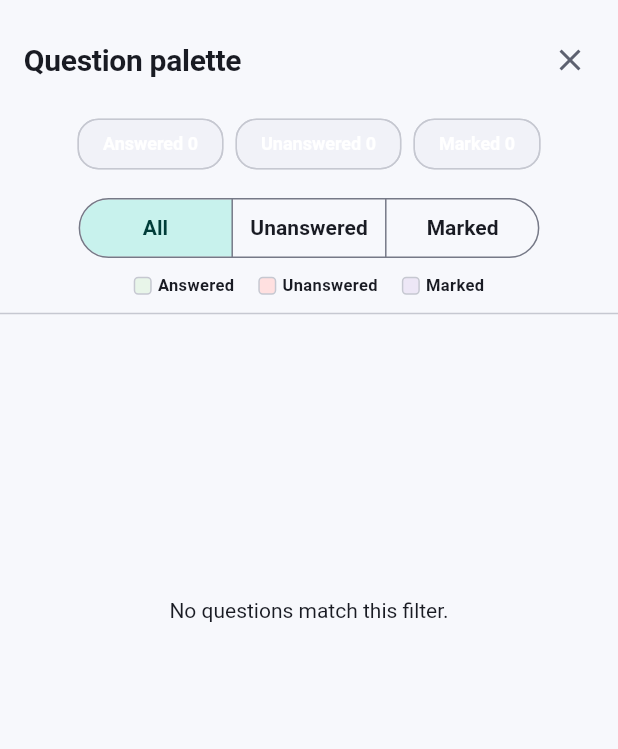
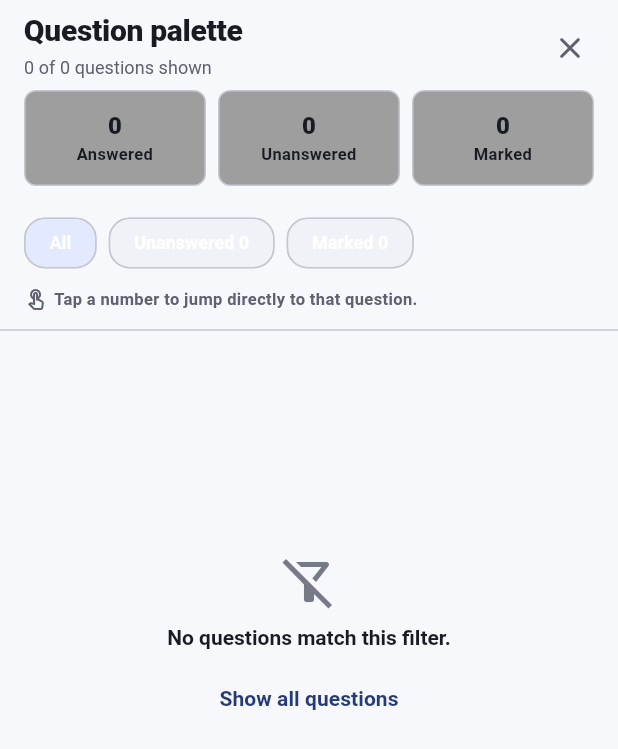
Before and after one commit to gurudhiman75-hash/examtreemobile, a Flutter app: the QuestionPaletteSheet widget shown alone on an empty page, opened directly with empty values, on a phone screen of 412 x 824 dp. Shown: the top 749 px of the screen. Run offline on Flutter 3.47's test engine with Material 3 defaults, Android fonts, the phone set to English and light mode, and no system bars; our stand-ins replace dio, firebase_auth, firebase_core, flutter_local_notifications, flutter_riverpod, flutter_timezone and 5 more; accounts and stored records are empty.

Commit message:
refactor(attempt): make question palette mobile-first

```diff
--- a/lib/features/test_attempt/presentation/widgets/question_palette_sheet.dart
+++ b/lib/features/test_attempt/presentation/widgets/question_palette_sheet.dart
@@ -26,6 +26,7 @@ class _QuestionPaletteSheetState extends State<QuestionPaletteSheet> {
 
   @override
   Widget build(BuildContext context) {
+    final theme = Theme.of(context);
     final summary = AttemptSubmissionSummary.fromStates(widget.states);
     final visible = <int>[
       for (var index = 0; index < widget.states.length; index++)
@@ -33,8 +34,8 @@ class _QuestionPaletteSheetState extends State<QuestionPaletteSheet> {
     ];
 
     return DraggableScrollableSheet(
-      initialChildSize: 0.72,
-      minChildSize: 0.48,
+      initialChildSize: 0.76,
+      minChildSize: 0.5,
       maxChildSize: 0.94,
       expand: false,
       builder: (context, controller) {
@@ -44,86 +45,127 @@ class _QuestionPaletteSheetState extends State<QuestionPaletteSheet> {
               Padding(
                 padding: const EdgeInsets.fromLTRB(
                   AppSpacing.md,
-                  AppSpacing.md,
                   AppSpacing.sm,
                   AppSpacing.sm,
+                  AppSpacing.xs,
                 ),
                 child: Row(
+                  crossAxisAlignment: CrossAxisAlignment.start,
                   children: [
                     Expanded(
-                      child: Text(
+                      child: Column(
+                        crossAxisAlignment: CrossAxisAlignment.start,
+                        children: [
+                          Text(
                             'Question palette',
-                        style: Theme.of(context).textTheme.titleLarge?.copyWith(
-                              fontWeight: FontWeight.bold,
+                            style: theme.textTheme.titleLarge?.copyWith(
+                              fontWeight: FontWeight.w800,
                             ),
+                          ),
+                          const SizedBox(height: AppSpacing.xs),
+                          Text(
+                            '${visible.length} of ${widget.states.length} questions shown',
+                            style: theme.textTheme.bodySmall?.copyWith(
+                              color: theme.colorScheme.onSurfaceVariant,
+                            ),
+                          ),
+                        ],
                       ),
                     ),
                     IconButton(
                       tooltip: 'Close palette',
                       onPressed: () => Navigator.pop(context),
-                      icon: const Icon(Icons.close),
+                      icon: const Icon(Icons.close_rounded),
                     ),
                   ],
                 ),
               ),
               Padding(
                 padding: const EdgeInsets.symmetric(horizontal: AppSpacing.md),
-                child: Wrap(
-                  spacing: AppSpacing.sm,
-                  runSpacing: AppSpacing.sm,
+                child: Row(
                   children: [
-                    _CountChip(label: 'Answered', count: summary.totalAnswered),
-                    _CountChip(
+                    Expanded(
+                      child: _CountTile(
+                        label: 'Answered',
+                        count: summary.totalAnswered,
+                        color: widget.statusColor(
+                          context,
+                          QuestionStatus.answered,
+                        ),
+                      ),
+                    ),
+                    const SizedBox(width: AppSpacing.sm),
+                    Expanded(
+                      child: _CountTile(
                         label: 'Unanswered',
                         count: summary.totalUnanswered,
+                        color: widget.statusColor(
+                          context,
+                          QuestionStatus.notAnswered,
                         ),
-                    _CountChip(label: 'Marked', count: summary.totalMarked),
+                      ),
+                    ),
+                    const SizedBox(width: AppSpacing.sm),
+                    Expanded(
+                      child: _CountTile(
+                        label: 'Marked',
+                        count: summary.totalMarked,
+                        color: widget.statusColor(
+                          context,
+                          QuestionStatus.markedForReview,
+                        ),
+                      ),
+                    ),
+                  ],
+                ),
+              ),
+              const SizedBox(height: AppSpacing.md),
+              SizedBox(
+                height: 44,
+                child: ListView(
+                  scrollDirection: Axis.horizontal,
+                  padding: const EdgeInsets.symmetric(horizontal: AppSpacing.md),
+                  children: [
+                    _PaletteFilterChip(
+                      label: 'All',
+                      selected: _filter == PaletteFilter.all,
+                      onSelected: () => setState(() => _filter = PaletteFilter.all),
+                    ),
+                    const SizedBox(width: AppSpacing.sm),
+                    _PaletteFilterChip(
+                      label: 'Unanswered ${summary.totalUnanswered}',
+                      selected: _filter == PaletteFilter.unanswered,
+                      onSelected: () =>
+                          setState(() => _filter = PaletteFilter.unanswered),
+                    ),
+                    const SizedBox(width: AppSpacing.sm),
+                    _PaletteFilterChip(
+                      label: 'Marked ${summary.totalMarked}',
+                      selected: _filter == PaletteFilter.marked,
+                      onSelected: () =>
+                          setState(() => _filter = PaletteFilter.marked),
+                    ),
                   ],
                 ),
               ),
               const SizedBox(height: AppSpacing.sm),
               Padding(
                 padding: const EdgeInsets.symmetric(horizontal: AppSpacing.md),
-                child: SegmentedButton<PaletteFilter>(
-                  showSelectedIcon: false,
-                  segments: const [
-                    ButtonSegment(
-                      value: PaletteFilter.all,
-                      label: Text('All'),
+                child: Row(
+                  children: [
+                    Icon(
+                      Icons.touch_app_outlined,
+                      size: 16,
+                      color: theme.colorScheme.onSurfaceVariant,
                     ),
-                    ButtonSegment(
-                      value: PaletteFilter.unanswered,
-                      label: Text('Unanswered'),
-                    ),
-                    ButtonSegment(
-                      value: PaletteFilter.marked,
-                      label: Text('Marked'),
-                    ),
-                  ],
-                  selected: {_filter},
-                  onSelectionChanged: (selection) {
-                    setState(() => _filter = selection.first);
-                  },
+                    const SizedBox(width: AppSpacing.xs),
+                    Expanded(
+                      child: Text(
+                        'Tap a number to jump directly to that question.',
+                        style: theme.textTheme.labelSmall?.copyWith(
+                          color: theme.colorScheme.onSurfaceVariant,
                         ),
                       ),
-              const SizedBox(height: AppSpacing.sm),
-              Padding(
-                padding: const EdgeInsets.symmetric(horizontal: AppSpacing.md),
-                child: Wrap(
-                  spacing: AppSpacing.md,
-                  runSpacing: AppSpacing.xs,
-                  children: const [
-                    _LegendItem(
-                      color: Color(0xFFE8F5E9),
-                      label: 'Answered',
-                    ),
-                    _LegendItem(
-                      color: Color(0xFFFFE0E0),
-                      label: 'Unanswered',
-                    ),
-                    _LegendItem(
-                      color: Color(0xFFEDE7F6),
-                      label: 'Marked',
                     ),
                   ],
                 ),
@@ -131,8 +173,8 @@ class _QuestionPaletteSheetState extends State<QuestionPaletteSheet> {
               const Divider(height: AppSpacing.lg),
               Expanded(
                 child: visible.isEmpty
-                    ? const Center(
-                        child: Text('No questions match this filter.'),
+                    ? _EmptyPaletteFilter(
+                        onShowAll: () => setState(() => _filter = PaletteFilter.all),
                       )
                     : GridView.builder(
                         controller: controller,
@@ -144,8 +186,8 @@ class _QuestionPaletteSheetState extends State<QuestionPaletteSheet> {
                         ),
                         gridDelegate:
                             const SliverGridDelegateWithMaxCrossAxisExtent(
-                          maxCrossAxisExtent: 64,
-                          mainAxisExtent: 52,
+                          maxCrossAxisExtent: 68,
+                          mainAxisExtent: 54,
                           crossAxisSpacing: AppSpacing.sm,
                           mainAxisSpacing: AppSpacing.sm,
                         ),
@@ -154,9 +196,12 @@ class _QuestionPaletteSheetState extends State<QuestionPaletteSheet> {
                           final index = visible[visibleIndex];
                           final status = widget.states[index].status;
                           final selected = index == widget.currentIndex;
+                          final statusColor = widget.statusColor(context, status);
                           return Semantics(
                             button: true,
-                            label: 'Question ${index + 1}, ${_statusLabel(status)}',
+                            selected: selected,
+                            label:
+                                'Question ${index + 1}, ${_statusLabel(status)}${selected ? ', current question' : ''}',
                             child: InkWell(
                               borderRadius:
                                   BorderRadius.circular(AppSpacing.radiusMd),
@@ -164,28 +209,31 @@ class _QuestionPaletteSheetState extends State<QuestionPaletteSheet> {
                                 Navigator.pop(context);
                                 widget.onQuestionSelected(index);
                               },
-                              child: Container(
+                              child: AnimatedContainer(
+                                duration: const Duration(milliseconds: 140),
                                 alignment: Alignment.center,
                                 decoration: BoxDecoration(
-                                  color: widget.statusColor(context, status),
+                                  color: statusColor,
                                   border: Border.all(
                                     color: selected
-                                        ? Theme.of(context).colorScheme.primary
-                                        : Theme.of(context)
-                                            .colorScheme
-                                            .outlineVariant,
+                                        ? theme.colorScheme.primary
+                                        : theme.colorScheme.outlineVariant,
                                     width: selected ? 3 : 1,
                                   ),
                                   borderRadius: BorderRadius.circular(
                                     AppSpacing.radiusMd,
                                   ),
                                 ),
+                                child: FittedBox(
+                                  fit: BoxFit.scaleDown,
                                   child: Text(
                                     '${index + 1}',
-                                  style: TextStyle(
+                                    style: theme.textTheme.titleSmall?.copyWith(
+                                      color: theme.colorScheme.onSurface,
                                       fontWeight: selected
-                                        ? FontWeight.bold
-                                        : FontWeight.w500,
+                                          ? FontWeight.w800
+                                          : FontWeight.w600,
+                                    ),
                                   ),
                                 ),
                               ),
@@ -202,43 +250,118 @@ class _QuestionPaletteSheetState extends State<QuestionPaletteSheet> {
   }
 }
 
-class _CountChip extends StatelessWidget {
-  const _CountChip({required this.label, required this.count});
+class _CountTile extends StatelessWidget {
+  const _CountTile({
+    required this.label,
+    required this.count,
+    required this.color,
+  });
 
   final String label;
   final int count;
+  final Color color;
 
   @override
   Widget build(BuildContext context) {
-    return Chip(label: Text('$label $count'));
+    final theme = Theme.of(context);
+    return Semantics(
+      label: '$label: $count',
+      excludeSemantics: true,
+      child: Container(
+        constraints: const BoxConstraints(minHeight: 64),
+        padding: const EdgeInsets.symmetric(
+          horizontal: AppSpacing.sm,
+          vertical: AppSpacing.sm,
+        ),
+        decoration: BoxDecoration(
+          color: color,
+          borderRadius: BorderRadius.circular(AppSpacing.radiusMd),
+          border: Border.all(color: theme.colorScheme.outlineVariant),
+        ),
+        child: Column(
+          mainAxisAlignment: MainAxisAlignment.center,
+          children: [
+            FittedBox(
+              fit: BoxFit.scaleDown,
+              child: Text(
+                '$count',
+                style: theme.textTheme.titleMedium?.copyWith(
+                  fontWeight: FontWeight.w800,
+                ),
+              ),
+            ),
+            const SizedBox(height: AppSpacing.xxs),
+            Text(
+              label,
+              maxLines: 1,
+              overflow: TextOverflow.ellipsis,
+              textAlign: TextAlign.center,
+              style: theme.textTheme.labelSmall,
+            ),
+          ],
+        ),
+      ),
+    );
   }
 }
 
-class _LegendItem extends StatelessWidget {
-  const _LegendItem({required this.color, required this.label});
+class _PaletteFilterChip extends StatelessWidget {
+  const _PaletteFilterChip({
+    required this.label,
+    required this.selected,
+    required this.onSelected,
+  });
 
-  final Color color;
   final String label;
+  final bool selected;
+  final VoidCallback onSelected;
 
   @override
   Widget build(BuildContext context) {
-    return Row(
+    return FilterChip(
+      selected: selected,
+      showCheckmark: false,
+      label: Text(label),
+      onSelected: (_) => onSelected(),
+    );
+  }
+}
+
+class _EmptyPaletteFilter extends StatelessWidget {
+  const _EmptyPaletteFilter({required this.onShowAll});
+
+  final VoidCallback onShowAll;
+
+  @override
+  Widget build(BuildContext context) {
+    final theme = Theme.of(context);
+    return Center(
+      child: Padding(
+        padding: const EdgeInsets.all(AppSpacing.xl),
+        child: Column(
           mainAxisSize: MainAxisSize.min,
           children: [
-        Container(
-          width: 12,
-          height: 12,
-          decoration: BoxDecoration(
-            color: color,
-            borderRadius: BorderRadius.circular(3),
-            border: Border.all(
-              color: Theme.of(context).colorScheme.outlineVariant,
+            Icon(
+              Icons.filter_alt_off_outlined,
+              size: 40,
+              color: theme.colorScheme.outline,
+            ),
+            const SizedBox(height: AppSpacing.sm),
+            Text(
+              'No questions match this filter.',
+              textAlign: TextAlign.center,
+              style: theme.textTheme.titleSmall?.copyWith(
+                fontWeight: FontWeight.w700,
               ),
             ),
+            const SizedBox(height: AppSpacing.sm),
+            TextButton(
+              onPressed: onShowAll,
+              child: const Text('Show all questions'),
             ),
-        const SizedBox(width: AppSpacing.xs),
-        Text(label, style: Theme.of(context).textTheme.labelSmall),
           ],
+        ),
+      ),
     );
   }
 }
```
Lines whose indentation alone changed are shown as unchanged.
